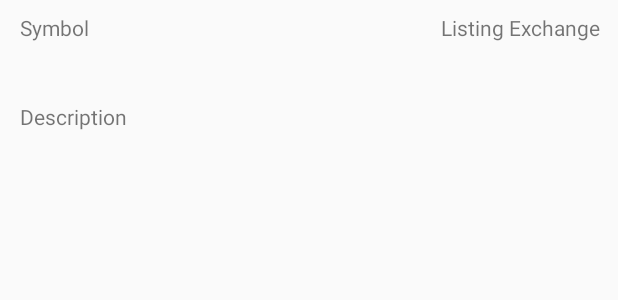
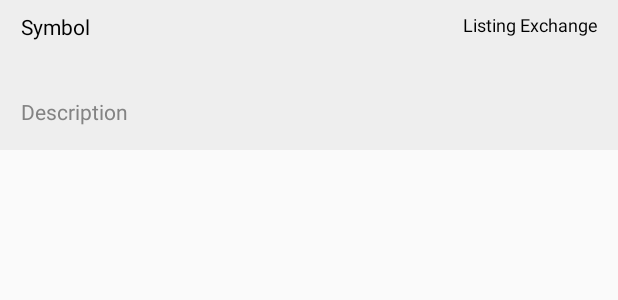
Before and after one commit to kingsframe/options-trader-android, an Android app: the layout ticker_item.xml on its own in the app's theme, with its tools: preview values and no code run, on a phone screen of 412 x 824 dp. Shown: the top 300 px of the screen. Run offline under Robolectric (Android 15) with nearby library versions, the phone set to English and light mode, and no system bars.

Commit message:
expiry date item xml changes

```diff
--- a/app/src/main/res/layout/ticker_item.xml
+++ b/app/src/main/res/layout/ticker_item.xml
@@ -3,13 +3,16 @@
     xmlns:app="http://schemas.android.com/apk/res-auto"
     xmlns:tools="http://schemas.android.com/tools"
     android:layout_width="match_parent"
-    android:layout_height="100dp">
-
+    android:layout_height="100dp"
+    android:background="@color/lightGray"
+    >
     <TextView
         android:id="@+id/symbol"
         android:layout_width="wrap_content"
         android:layout_height="wrap_content"
         android:text="Symbol"
+        android:textSize="14sp"
+        android:textColor="@color/black"
         app:layout_constraintBottom_toTopOf="@id/description"
         app:layout_constraintEnd_toEndOf="@id/description"
         app:layout_constraintHorizontal_bias="0.0"
@@ -22,18 +25,21 @@
         android:layout_width="wrap_content"
         android:layout_height="wrap_content"
         android:text="Description"
+        android:textColor="@color/darkGray"
         app:layout_constraintBottom_toBottomOf="parent"
         app:layout_constraintEnd_toEndOf="parent"
-        app:layout_constraintHorizontal_bias="0.04"
+        app:layout_constraintHorizontal_bias="0.041"
         app:layout_constraintStart_toStartOf="parent"
         app:layout_constraintTop_toTopOf="parent"
-        app:layout_constraintVertical_bias="0.84000003" />
+        app:layout_constraintVertical_bias="0.802" />
 
     <TextView
         android:id="@+id/listingExchange"
         android:layout_width="wrap_content"
         android:layout_height="wrap_content"
         android:text="Listing Exchange"
+        android:textSize="12sp"
+        android:textColor="@color/black"
         app:layout_constraintBottom_toBottomOf="parent"
         app:layout_constraintEnd_toEndOf="parent"
         app:layout_constraintHorizontal_bias="0.95"
--- a/app/src/main/res/values/colors.xml
+++ b/app/src/main/res/values/colors.xml
@@ -3,4 +3,7 @@
     <color name="colorPrimary">#6200EE</color>
     <color name="colorPrimaryDark">#3700B3</color>
     <color name="colorAccent">#03DAC5</color>
+    <color name="lightGray">#EEEEEE</color>
+    <color name = "darkGray">#838383</color>
+    <color name = "black">#000000</color>
 </resources>
```
Also changed, not shown: app/src/main/res/layout/expiration_date_item.xml (+10 -4 lines).
